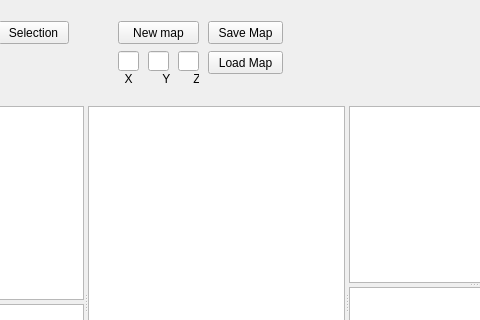
Old version of the form Sources/representation/qt/mapeditorform.ui in the repository griefly/griefly; both pictures show x 193 to 673 and y 0 to 320 of the 819 by 518 pixel window.
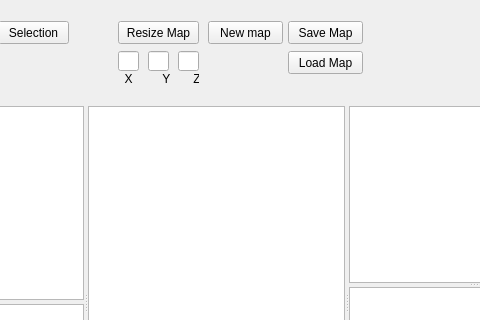
New version of the form.

Commit message: Resize button #196

```diff
--- a/Sources/representation/qt/mapeditorform.ui
+++ b/Sources/representation/qt/mapeditorform.ui
@@ -59,9 +59,9 @@
        <widget class="QPushButton" name="newMap">
         <property name="geometry">
          <rect>
-          <x>300</x>
+          <x>390</x>
           <y>10</y>
-          <width>81</width>
+          <width>75</width>
           <height>23</height>
          </rect>
         </property>
@@ -128,7 +128,7 @@
        <widget class="QPushButton" name="saveMap">
         <property name="geometry">
          <rect>
-          <x>390</x>
+          <x>470</x>
           <y>10</y>
           <width>75</width>
           <height>23</height>
@@ -141,7 +141,7 @@
        <widget class="QPushButton" name="loadMap">
         <property name="geometry">
          <rect>
-          <x>390</x>
+          <x>470</x>
           <y>40</y>
           <width>75</width>
           <height>23</height>
@@ -177,6 +177,19 @@
          <string/>
         </property>
        </widget>
+       <widget class="QPushButton" name="resizeMap">
+        <property name="geometry">
+         <rect>
+          <x>300</x>
+          <y>10</y>
+          <width>81</width>
+          <height>23</height>
+         </rect>
+        </property>
+        <property name="text">
+         <string>Resize Map</string>
+        </property>
+       </widget>
       </widget>
      </item>
      <item>
```
The commit also changes 1 other file.
